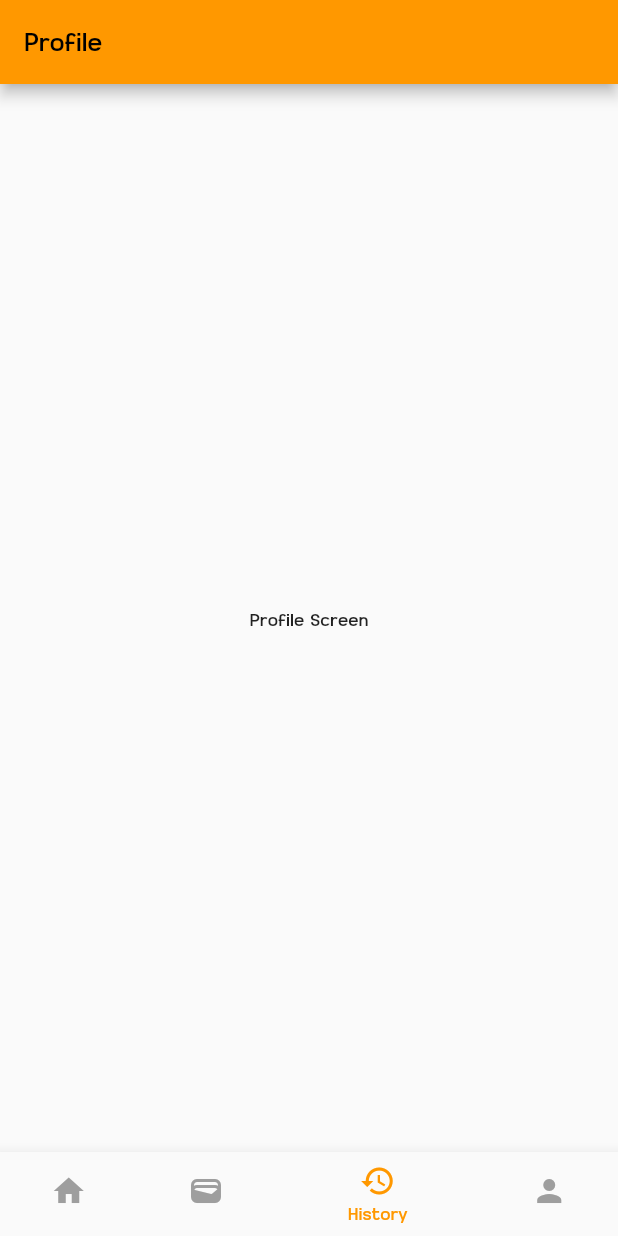
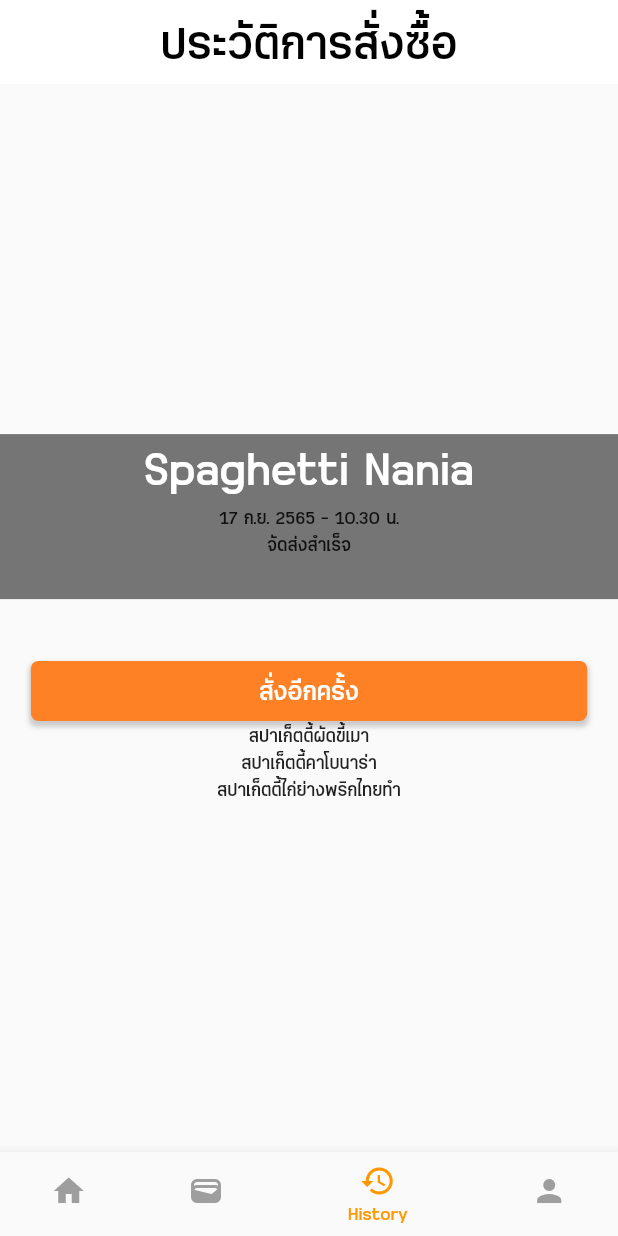
Before and after one commit to wongkhamdee/Numfu-delivery, a Flutter app: the screen it shows once a user with an empty profile is signed in, item 3 of the bottom bar chosen, on a phone screen of 412 x 824 dp. Run offline on Flutter 3.47's test engine with Material 2 defaults, Android fonts, the light colour scheme and no system bars; our stand-ins replace carousel_slider, cloud_firestore, firebase_auth, firebase_core, firebase_database, form_field_validator and 5 more; accounts and stored records are empty.

Commit message:
เพิ่มหน้า Favorite และแก้ไขหน้า History
หน้า Favorite ใส่รายละเอียดร้านอาหารและรูป
หน้า History เพิ่มร้านที่สั่งล่าสุดและปุ่มสั่งอีกครั้ง

```diff
--- a/Code/numfu/lib/screen/history.dart
+++ b/Code/numfu/lib/screen/history.dart
@@ -1,4 +1,5 @@
 import 'package:flutter/material.dart';
+import 'package:numfu/utility/my_constant.dart';
 
 class History extends StatefulWidget {
   static const routeName = '/';
@@ -14,17 +15,94 @@
 class _HistoryState extends State<History> {
   @override
   Widget build(BuildContext context) {
+    double size = MediaQuery.of(context).size.width;
     return Scaffold(
       appBar: AppBar(
-        title: Text('Profile'),
+        centerTitle: true,
+        title: Text(
+          'ประวัติการสั่งซื้อ',
+          style: MyCostant().headStyle(),
+        ),
+        backgroundColor: Colors.white,
+        elevation: 0,
       ),
       body: Center(
           child: Column(
         mainAxisAlignment: MainAxisAlignment.center,
         children: <Widget>[
-          Text('Profile Screen'),
+          buildMywallet(),
+          buildEnter(size: size),
+          Text('สปาเก็ตตี้ผัดขี้เมา'),
+          Text('สปาเก็ตตี้คาโบนาร่า'),
+          Text('สปาเก็ตตี้ไก่ย่างพริกไทยทำ'),
         ],
       )),
     );
   }
 }
+
+class buildMywallet extends StatelessWidget {
+  const buildMywallet({
+    Key? key,
+  }) : super(key: key);
+
+  @override
+  Widget build(BuildContext context) {
+    return Container(
+      width: double.infinity,
+      height: 110,
+      color: MyCostant.dark,
+      child: Column(
+        children: <Widget>[
+          /*Icon(
+            Icons.location_history,
+            color: MyCostant.light,
+          ),*/
+          Text(
+            'Spaghetti Nania',
+            style: TextStyle(
+                fontSize: 35, color: Color.fromARGB(255, 255, 255, 255)),
+          ),
+          Text('17 ก.ย. 2565 - 10.30 น.'),
+          Text('จัดส่งสำเร็จ'),
+        ],
+      ),
+    );
+  }
+}
+
+class buildEnter extends StatelessWidget {
+  const buildEnter({
+    Key? key,
+    required this.size,
+  }) : super(key: key);
+
+  final double size;
+
+  @override
+  Widget build(BuildContext context) {
+    return Container(
+      margin: EdgeInsets.only(top: size * 0.1),
+      width: size * 0.9,
+      height: 40,
+      decoration: BoxDecoration(
+        borderRadius: BorderRadius.circular(5),
+        color: MyCostant.primary,
+        boxShadow: [
+          BoxShadow(
+            color: Colors.grey.withOpacity(0.5),
+            spreadRadius: 1,
+            blurRadius: 2,
+            offset: Offset(0, 3),
+          ),
+        ],
+      ),
+      child: Center(
+        child: Text(
+          "สั่งอีกครั้ง",
+          style: MyCostant().h5button(),
+        ),
+      ),
+    );
+  }
+}
--- a/Code/numfu/lib/screen/index.dart
+++ b/Code/numfu/lib/screen/index.dart
@@ -1,6 +1,7 @@
 import 'package:cloud_firestore/cloud_firestore.dart';
 import 'package:flutter/material.dart';
 import 'package:google_fonts/google_fonts.dart';
+import 'package:numfu/screen/Favorite.dart';
 import 'package:numfu/screen/carousel.dart';
 import 'package:numfu/screen/location.dart';
 import 'package:numfu/screen/login.dart';
@@ -71,7 +72,7 @@
             IconButton(
                 onPressed: () {
                   Navigator.push(context, MaterialPageRoute(builder: (context) {
-                    return Index();
+                    return Favorite();
                   }));
                 },
                 icon: Icon(
```
Also changed, not shown: Code/numfu/lib/screen/Favorite.dart (added, +79 -0 lines), Code/numfu/lib/screen/menu.dart (added, +40 -0 lines).
